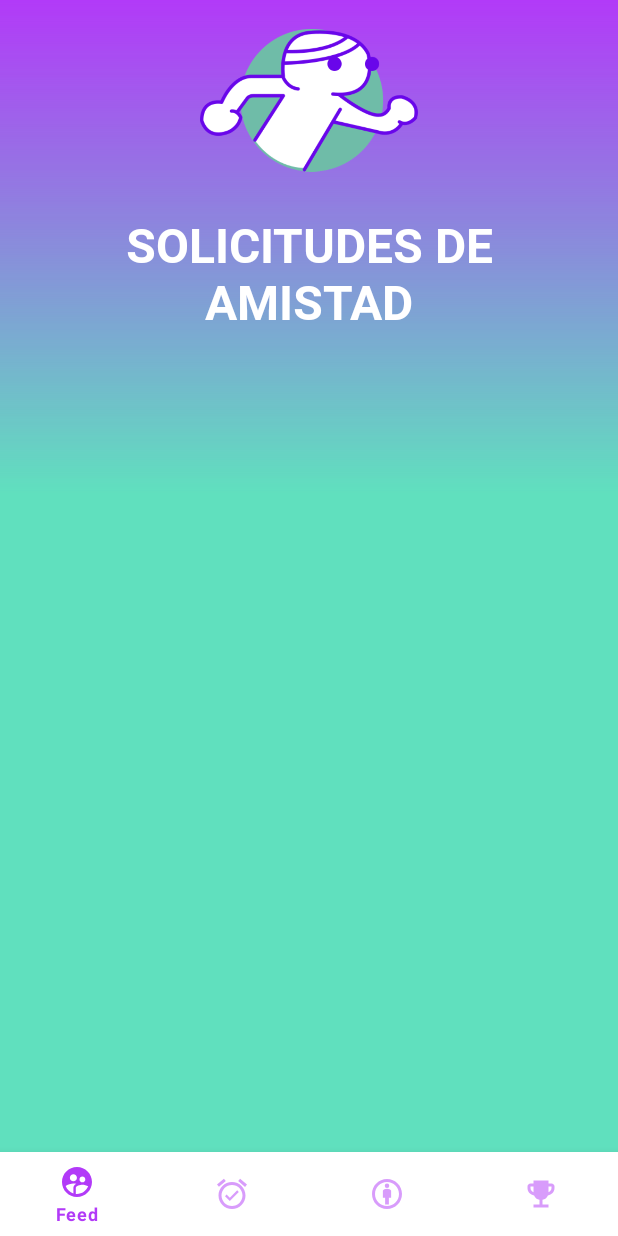
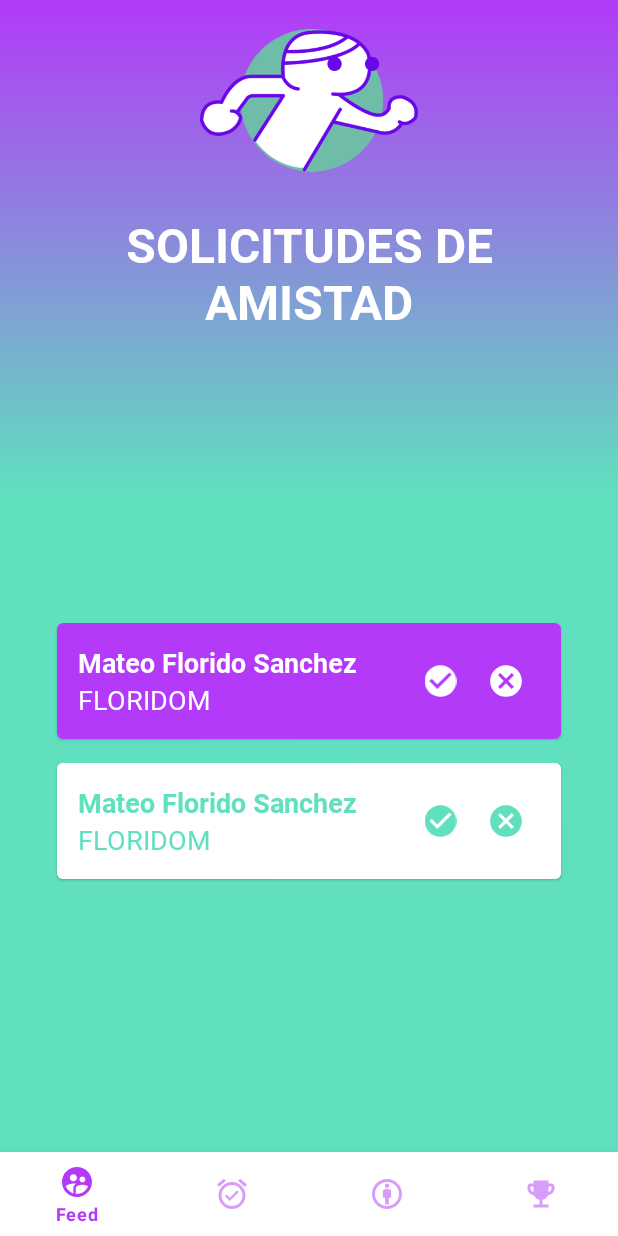
Before and after one commit to IntroCompuMovil202110/FitGuide, an Android app: the FriendRequestActivity screen opened directly, with no data from a screen before it, on a phone screen of 412 x 824 dp. Run offline under Robolectric (Android 15) with nearby library versions, the phone set to English and light mode, and no system bars.

Commit message:
Friend request view finished

```diff
--- a/app/src/main/res/layout/activity_contacts.xml
+++ b/app/src/main/res/layout/activity_contacts.xml
@@ -68,10 +68,10 @@
                 android:orientation="vertical">
 
                 <LinearLayout
-                    style="@style/Widget.AppFriendRequestSnippet">
+                    style="@style/Widget.App.AddFriendSnippet">
 
                     <LinearLayout
-                        style="@style/Widget.App.FriendRequestInfo">
+                        style="@style/Widget.App.AddFriendInfo">
 
                         <TextView
                             style="@style/Widget.App.NameText"
--- a/app/src/main/res/layout/activity_friend_request.xml
+++ b/app/src/main/res/layout/activity_friend_request.xml
@@ -37,6 +37,75 @@
             app:layout_constraintStart_toStartOf="parent"
             app:layout_constraintTop_toBottomOf="@+id/imageView" />
 
+
+        <ScrollView
+            android:layout_width="match_parent"
+            android:layout_height="wrap_content"
+            app:layout_constraintBottom_toTopOf="@+id/bottomNavigationView"
+            app:layout_constraintTop_toBottomOf="@+id/textView2"
+            android:paddingHorizontal="30dp"
+            android:paddingVertical="8dp">
+
+            <LinearLayout
+                android:layout_width="match_parent"
+                android:layout_height="wrap_content"
+                android:orientation="vertical" >
+
+                <com.google.android.material.card.MaterialCardView
+                    android:id="@+id/card"
+                    style="@style/Widget.App.CardView">
+
+                    <LinearLayout
+                        style="@style/Widget.App.OddFriendRequestMainLayout">
+                        <LinearLayout
+                            style="@style/Widget.App.FriendRequestInfo">
+                            <TextView
+                                style="@style/Widget.App.NameText"
+                                android:text="@string/sample_add_friend_name"/>
+                            <TextView
+                                style="@style/Widget.App.UsernameText"
+                                android:text="@string/sample_add_friend_username"/>
+                        </LinearLayout>
+
+                        <ImageView
+                            android:id="@+id/imageView4"
+                            style="@style/Widget.App.OddIcon"
+                            app:srcCompat="@drawable/accept_icon" />
+                        <ImageView
+                            android:id="@+id/imageView5"
+                            style="@style/Widget.App.OddIcon"
+                            app:srcCompat="@drawable/reject_icon" />
+                    </LinearLayout>
+                </com.google.android.material.card.MaterialCardView>
+                <com.google.android.material.card.MaterialCardView
+                    android:id="@+id/card2"
+                    style="@style/Widget.App.CardView">
+
+                    <LinearLayout
+                        style="@style/Widget.App.EvenFriendRequestMainLayout">
+                        <LinearLayout
+                            style="@style/Widget.App.FriendRequestInfo">
+                            <TextView
+                                style="@style/Widget.App.EvenNameText"
+                                android:text="@string/sample_add_friend_name"/>
+                            <TextView
+                                style="@style/Widget.App.EvenUsernameText"
+                                android:text="@string/sample_add_friend_username"/>
+                        </LinearLayout>
+
+                        <ImageView
+                            android:id="@+id/imageView42"
+                            style="@style/Widget.App.EvenIcon"
+                            app:srcCompat="@drawable/accept_icon" />
+                        <ImageView
+                            android:id="@+id/imageView52"
+                            style="@style/Widget.App.EvenIcon"
+                            app:srcCompat="@drawable/reject_icon" />
+                    </LinearLayout>
+                </com.google.android.material.card.MaterialCardView>
+            </LinearLayout>
+        </ScrollView>
+
         <com.google.android.material.bottomnavigation.BottomNavigationView
             android:id="@+id/bottomNavigationView"
             android:layout_width="match_parent"
--- a/app/src/main/res/values/themes.xml
+++ b/app/src/main/res/values/themes.xml
@@ -112,13 +112,13 @@
         <item name="cornerSize">4dp</item>
     </style>
 
-    <style name="Widget.AppFriendRequestSnippet" parent="">
+    <style name="Widget.App.AddFriendSnippet" parent="">
         <item name="android:layout_width">match_parent</item>
         <item name="android:layout_height">match_parent</item>
         <item name="android:background">@android:color/transparent</item>
         <item name="android:orientation">horizontal</item>
     </style>
-    <style name="Widget.App.FriendRequestInfo" parent="">
+    <style name="Widget.App.AddFriendInfo" parent="">
         <item name="android:layout_width">0dp</item>
         <item name="android:layout_height">wrap_content</item>
         <item name="android:layout_weight">0.9</item>
@@ -134,6 +134,12 @@
     <style name="Widget.App.UsernameText" parent="Widget.App.NameText">
         <item name="android:fontFamily">@font/roboto</item>
     </style>
+    <style name="Widget.App.EvenNameText" parent="Widget.App.NameText">
+         <item name="android:textColor">@color/main_green</item>
+    </style>
+    <style name="Widget.App.EvenUsernameText" parent="Widget.App.UsernameText">
+        <item name="android:textColor">@color/main_green</item>
+    </style>
     <style name="Widget.App.CheckBoxFriend" parent="Widget.AppCompat.CompoundButton.CheckBox">
         <item name="android:layout_width">0dp</item>
         <item name="android:layout_height">match_parent</item>
@@ -141,5 +147,30 @@
         <item name="buttonTint">@color/white</item>
         <item name="android:onClick">onCheckBoxClicked</item>
     </style>
+    <style name="Widget.App.OddFriendRequestMainLayout" parent = "">
+        <item name="android:layout_width">match_parent</item>
+        <item name="android:layout_height">wrap_content</item>
+        <item  name="android:orientation">horizontal</item>
+        <item name="android:background">@color/main_purple</item>
+        <item  name="android:padding">14dp</item>
+    </style>
+    <style name="Widget.App.EvenFriendRequestMainLayout" parent="Widget.App.OddFriendRequestMainLayout">
+        <item name="android:background">@color/white</item>
+    </style>
+    <style name="Widget.App.FriendRequestInfo" parent="Widget.App.AddFriendInfo">
+        <item name="android:layout_weight">0.6</item>
+    </style>
+    <style name="Widget.App.OddIcon" parent="">
+        <item name="android:layout_height">wrap_content</item>
+        <item name="android:layout_width">0dp</item>
+        <item name="android:layout_gravity">center_horizontal|center_vertical</item>
+        <item name="android:layout_weight">0.12</item>
+        <item name="android:tint">@color/white</item>
+        <item name="android:paddingHorizontal">10dp</item>
+    </style>
+    <style name="Widget.App.EvenIcon" parent="Widget.App.OddIcon">
+        <item name="android:tint">@color/main_green</item>
+    </style>
+
 
 </resources>
```
